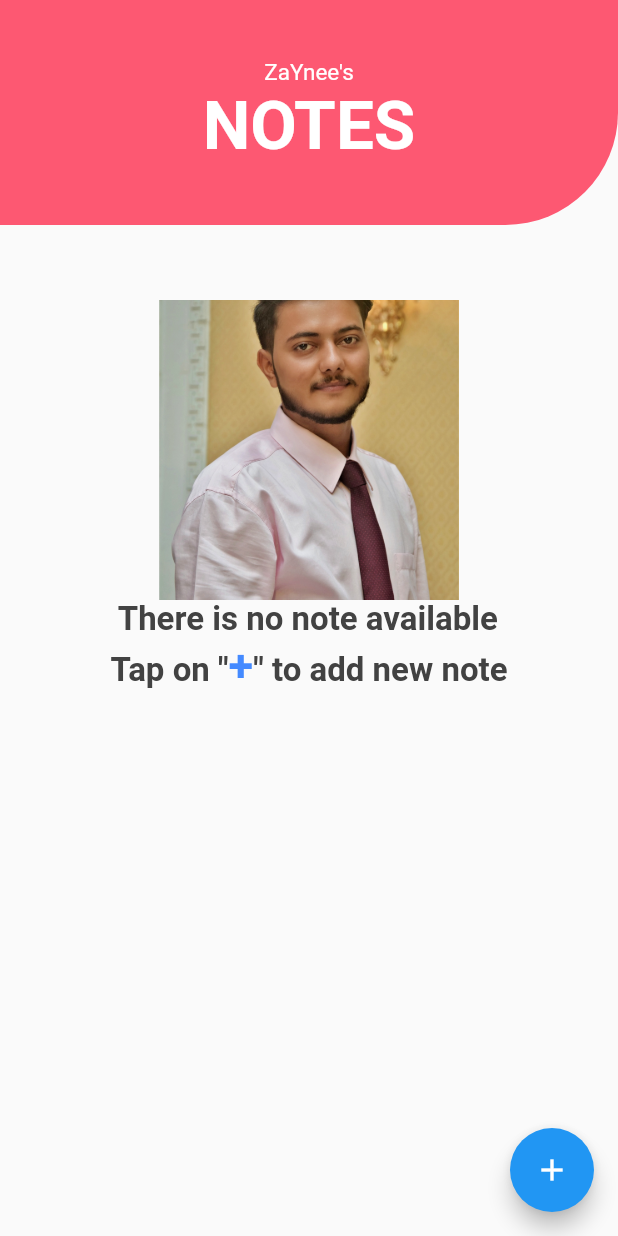
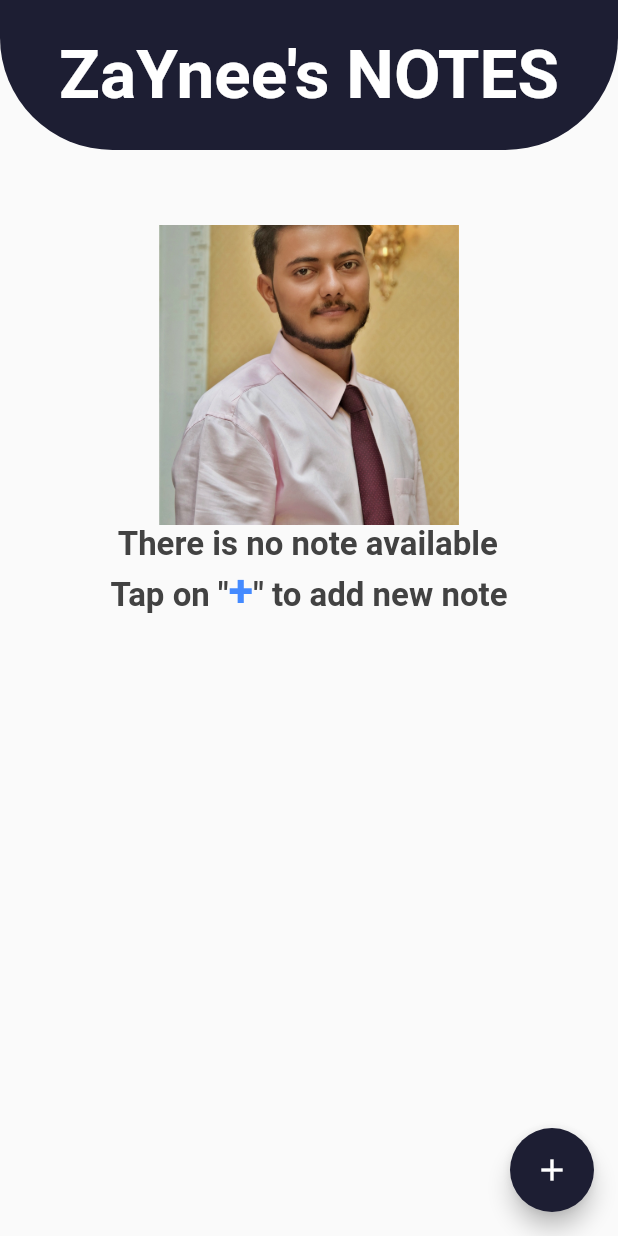
Before and after one commit to I-am-Zain/notes_taking_app, a Flutter app: the screen it shows after launch, on a phone screen of 412 x 824 dp. Run offline on Flutter 3.47's test engine with Material 2 defaults, Android fonts, the phone set to English and light mode, and no system bars; our stand-ins replace flutter_speed_dial, google_fonts, image_picker, sqflite; missing offline and left inert: flutter_share; accounts and stored records are empty.

Commit message:
Attractive UI (colors and FAB SpeedDial) Added ✔

```diff
--- a/lib/main.dart
+++ b/lib/main.dart
@@ -19,7 +19,7 @@ class SplashScreen extends StatelessWidget {
         primarySwatch: Colors.green,
       ),
       home: MyHomePage(),
-      debugShowCheckedModeBanner: false,
+
     );
   }
 }
--- a/lib/screens/note_list_screen.dart
+++ b/lib/screens/note_list_screen.dart
@@ -69,7 +69,7 @@ class _NoteListScreenState extends State<NoteListScreen> {
                   ),
                 ),
                 floatingActionButton: FloatingActionButton(
-
+                  backgroundColor: Color(0xFF1D1E33),
                   onPressed:(){
                     goToNoteEditScreen(context);
                   },
@@ -89,19 +89,17 @@ class _NoteListScreenState extends State<NoteListScreen> {
           color: headerColor,
           borderRadius: BorderRadius.only(
             bottomRight: Radius.circular(75.0),
+            bottomLeft: Radius.circular(75.0),
           ),
         ),
-        height: 150,
+        height: 100,
         width: double.infinity,
         child: Column(
           mainAxisAlignment: MainAxisAlignment.center,
           children: [
+
             Text(
-              'ZaYnee\'s',
-              style: headerRideStyle,
-            ),
-            Text(
-              'NOTES',
+              'ZaYnee\'s NOTES',
               style: headerNotesStyle,
             ),
           ],
--- a/lib/splashScreen.dart
+++ b/lib/splashScreen.dart
@@ -2,7 +2,7 @@ import 'dart:async';
 
 import 'package:flutter/material.dart';
 import 'package:notes_taking_app/main.dart';
-import 'package:notes_taking_app/screens/note_list_screen.dart';
+
 
 class MyHomePage extends StatefulWidget {
   @override
--- a/lib/utils/constants.dart
+++ b/lib/utils/constants.dart
@@ -4,7 +4,8 @@ const grey = Color(0xFFEAEAEA);
 const grey2 = Color(0xFF6D6D6D);
 const black = Color(0xFF1C1C1C);
 const black2 = Color(0xFF424242);
-const headerColor = Color(0xFFFD5872);
+const headerColor = Color(0xFF1D1E33);
+//Color(0xFFFD5872);
 const white = Colors.white;
 var headerRideStyle = GoogleFonts.roboto(
   textStyle: TextStyle(
--- a/pubspec.yaml
+++ b/pubspec.yaml
@@ -38,6 +38,7 @@ dependencies:
   url_launcher: ^5.7.2
   flutter_share: ^1.0.5
   splashscreen:
+  flutter_speed_dial: ^1.2.5
 dev_dependencies:
   flutter_test:
     sdk: flutter
```
Also changed, not shown: lib/screens/note_edit_screen.dart (+34 -36 lines), lib/screens/note_view_screen.dart (+5 -3 lines), pubspec.lock.
